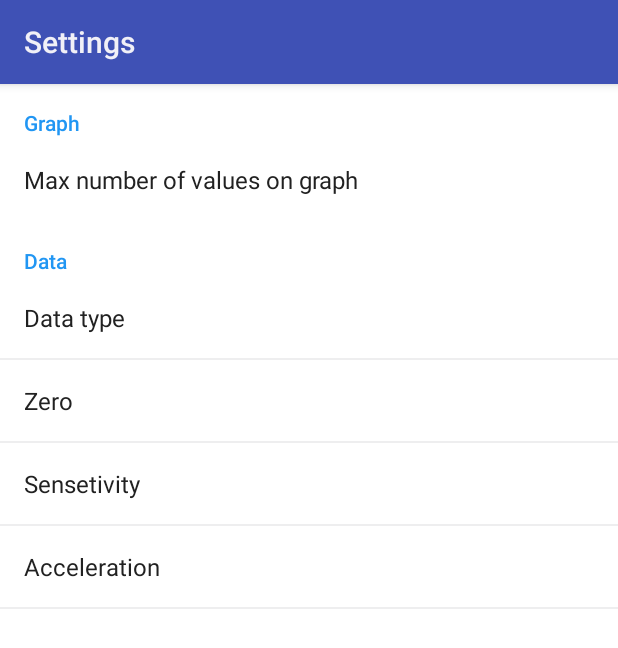
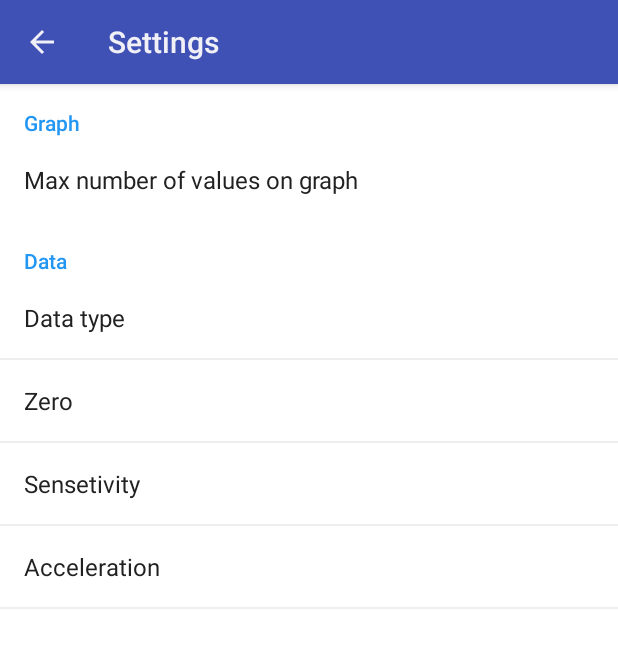
Before and after one commit to qkrtjwjd/BluetoothGraph-1, an Android app: the prefActivity screen opened directly, with no data from a screen before it, on a phone screen of 412 x 824 dp. Shown: the top 648 px of the screen. Run offline under Robolectric (Android 15) with nearby library versions, the phone set to English and light mode, and no system bars; libraries missing offline, so code that uses them is left out: com.jjoe64.graphview; 1 statement that could not run was skipped.

Commit message:
Pref activity redesigned

```diff
--- a/app/src/main/AndroidManifest.xml
+++ b/app/src/main/AndroidManifest.xml
@@ -11,8 +11,7 @@
         android:icon="@mipmap/launcher"
         android:label="@string/app_name"
         android:supportsRtl="true"
-        android:theme="@style/BluetoothGraphTheme"
-        >
+        android:theme="@style/BluetoothGraphTheme">
         <activity
             android:name=".MainActivity"
             android:configChanges="orientation|keyboardHidden"
--- a/app/src/main/java/nicktxd/bluetoothgraph/prefActivity.java
+++ b/app/src/main/java/nicktxd/bluetoothgraph/prefActivity.java
@@ -1,8 +1,10 @@
 package nicktxd.bluetoothgraph;
 
+import android.app.ActionBar;
 import android.os.Bundle;
 import android.preference.PreferenceActivity;
 import android.preference.PreferenceFragment;
+import android.view.MenuItem;
 
 import nicktxd.bluetoothgraph.R;
 
@@ -11,6 +13,22 @@ public class prefActivity extends PreferenceActivity {
     protected void onCreate(Bundle savedInstanceState) {
         super.onCreate(savedInstanceState);
         onCreatePreferenceFragment();
+
+        ActionBar actionBar = getActionBar();
+        if (actionBar != null) {
+            actionBar.setDisplayHomeAsUpEnabled(true);
+        }
+    }
+
+    @Override
+    public boolean onOptionsItemSelected(MenuItem item) {
+
+        switch (item.getItemId()) {
+            case android.R.id.home:
+                finish();
+
+        }
+        return super.onOptionsItemSelected(item);
     }
 
     private void onCreatePreferenceFragment() {
--- a/app/src/main/res/values/styles.xml
+++ b/app/src/main/res/values/styles.xml
@@ -7,6 +7,16 @@
         <item name="android:textColor">@color/textColorPrimary</item>
         <item name="android:colorAccent">@color/colorPrimary</item>
         <item name="android:textColorSecondary">@color/textColorPrimary</item>
+        <item name="android:alertDialogTheme">@style/PrefTheme</item>
+    </style>
+
+    <style name="PrefTheme" parent="Theme.AppCompat.Dialog.Alert">
+        <item name="android:textColorSecondary">@color/colorPrimary</item>
+        <item name="colorAccent">@color/colorPrimary</item>
+        <item name="android:textColor">@color/colorPrimary</item>
+        <item name="android:background">@color/text</item>
+        <item name="android:textColorPrimary">@color/textColorPrimary</item>
+        <item name="android:textColorAlertDialogListItem">@color/textColorPrimary</item>
     </style>
 
     <style name="GraphTheme" parent="Theme.AppCompat.CompactMenu" >
@@ -19,5 +29,4 @@
         <item name="android:background">@null</item>
     </style>
 
-
 </resources>
--- a/app/src/main/res/xml/pref.xml
+++ b/app/src/main/res/xml/pref.xml
@@ -6,6 +6,7 @@
         <EditTextPreference
             android:inputType="number"
             android:defaultValue="500"
+            android:textColor="@color/textColorPrimary"
             android:key="@string/max_count_values"
             android:title="Max number of values on graph"/>
     </PreferenceCategory>
@@ -14,21 +15,25 @@
         <ListPreference
             android:title="Data type"
             android:key="@string/type_of_data"
+            android:textColor="@color/textColorPrimary"
             android:defaultValue="0"
             android:entries="@array/listofDataTypes"
             android:entryValues="@array/listofDataTypesValues" />
         <EditTextPreference
             android:inputType="number"
+            android:textColor="@color/textColorPrimary"
             android:defaultValue="2048"
             android:key="zero"
             android:title="Zero" />
         <EditTextPreference
             android:inputType="number"
+            android:textColor="@color/textColorPrimary"
             android:defaultValue="200"
             android:key="sensetivity"
             android:title="Sensetivity" />
         <EditTextPreference
             android:inputType="numberDecimal"
+            android:textColor="@color/textColorPrimary"
             android:defaultValue="9.8"
             android:key="acceleration"
             android:title="Acceleration" />
```
Also changed, not shown: app/src/main/java/nicktxd/bluetoothgraph/BluetoothActivity.java (+19 -2 lines), app/src/main/java/nicktxd/bluetoothgraph/MainActivity.java (+8 -2 lines), app/src/main/res/layout-port/activity_main.xml (+4 -4 lines), app/src/main/res/layout/activity_main.xml (+39 -28 lines).
